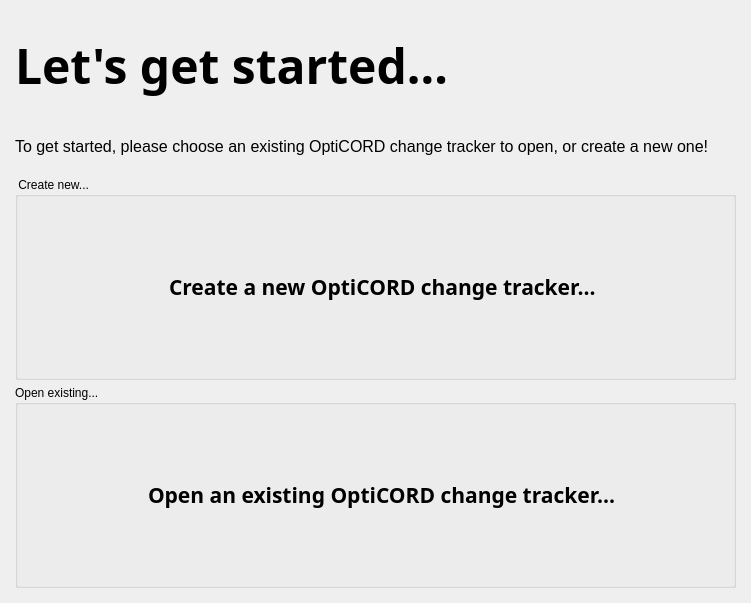
ONS-RossGD/OptiCORD2, file ui/welcome.ui: the form before one commit.
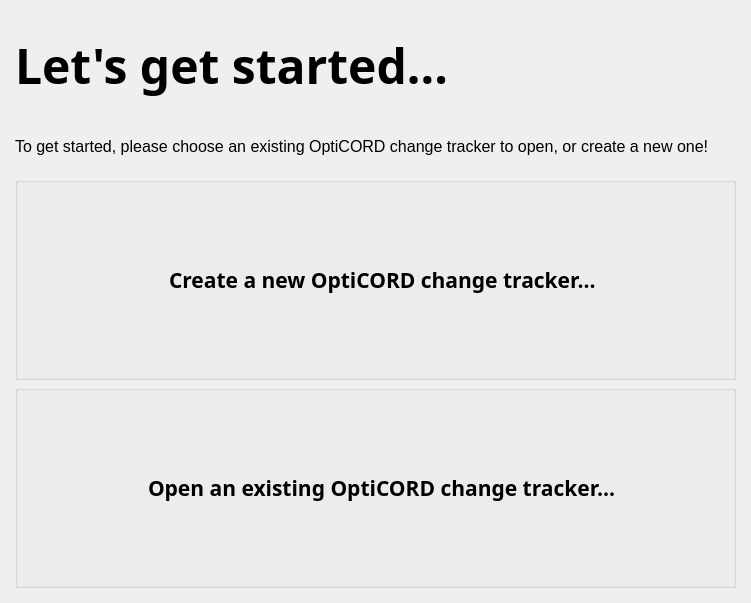
The form after the commit. Icons and pictures are not drawn.

Commit message: Added ActiveWidget and its NavBar, connected to open file in main.

Patch:
```diff
--- a/ui/welcome.ui
+++ b/ui/welcome.ui
@@ -83,7 +83,7 @@
       </sizepolicy>
      </property>
      <property name="title">
-      <string> Create new...</string>
+      <string/>
      </property>
      <layout class="QGridLayout" name="new_group_layout">
       <item row="0" column="0">
@@ -164,7 +164,7 @@
       </sizepolicy>
      </property>
      <property name="title">
-      <string>Open existing...</string>
+      <string/>
      </property>
      <layout class="QHBoxLayout" name="open_group_layout">
       <item>
```
The commit also changes 54 other files.
